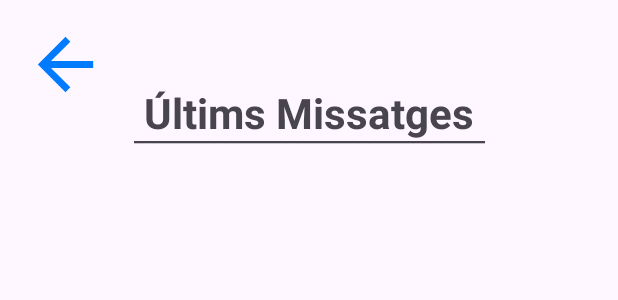
After one commit to DBJPantayatorTeam/APP, an Android app: the layout activity_message_history.xml on its own in the app's theme, with its tools: preview values and no code run, on a phone screen of 412 x 824 dp. The commit adds this screen. Shown: the top 300 px of the screen. Run offline under Robolectric (Android 15) with nearby library versions, the phone set to English and light mode, and no system bars.

Commit message:
12. llista historial de missatges

```diff
--- /dev/null
+++ b/app/src/main/res/layout/activity_message_history.xml
@@ -0,0 +1,62 @@
+<?xml version="1.0" encoding="utf-8"?>
+<androidx.constraintlayout.widget.ConstraintLayout xmlns:android="http://schemas.android.com/apk/res/android"
+    xmlns:app="http://schemas.android.com/apk/res-auto"
+    xmlns:tools="http://schemas.android.com/tools"
+    android:layout_width="match_parent"
+    android:layout_height="match_parent"
+    tools:context=".MessageHistoryActivity">
+
+    <Button
+        android:id="@+id/backButton"
+        android:layout_width="54dp"
+        android:layout_height="54dp"
+        android:layout_marginStart="16dp"
+        android:layout_marginTop="16dp"
+        android:backgroundTint="#00FFFFFF"
+        android:paddingLeft="0dp"
+        android:paddingTop="0dp"
+        android:paddingRight="0dp"
+        android:paddingBottom="0dp"
+        app:icon="?attr/homeAsUpIndicator"
+        app:iconPadding="0dp"
+        app:iconSize="55dp"
+        app:iconTint="#007BFF"
+        app:layout_constraintStart_toStartOf="parent"
+        app:layout_constraintTop_toTopOf="parent" />
+
+    <TextView
+        android:id="@+id/textView3"
+        android:layout_width="wrap_content"
+        android:layout_height="wrap_content"
+        android:layout_marginTop="56dp"
+        android:text="Últims Missatges"
+        android:textSize="28dp"
+        android:textStyle="bold"
+        app:layout_constraintEnd_toEndOf="parent"
+        app:layout_constraintStart_toStartOf="parent"
+        app:layout_constraintTop_toTopOf="parent" />
+
+    <TextView
+        android:id="@+id/textView4"
+        android:layout_width="wrap_content"
+        android:layout_height="wrap_content"
+        android:layout_marginTop="-15dp"
+        android:text="_______________________________________"
+        android:textStyle="bold"
+        app:layout_constraintEnd_toEndOf="parent"
+        app:layout_constraintStart_toStartOf="parent"
+        app:layout_constraintTop_toBottomOf="@+id/textView3" />
+
+    <androidx.recyclerview.widget.RecyclerView
+        android:id="@+id/lastMessagesLayout"
+        android:layout_width="300dp"
+        android:layout_height="610dp"
+        android:layout_marginStart="5dp"
+        android:layout_marginEnd="5dp"
+        android:layout_marginBottom="20dp"
+        app:layout_constraintBottom_toBottomOf="parent"
+        app:layout_constraintEnd_toEndOf="parent"
+        app:layout_constraintStart_toStartOf="parent"
+        app:layout_constraintTop_toBottomOf="@+id/textView4" />
+
+</androidx.constraintlayout.widget.ConstraintLayout>
```
Also changed, not shown: app/src/main/res/layout/activity_main.xml (+19 -0 lines), app/src/main/res/layout/item_message.xml (added, +28 -0 lines).
